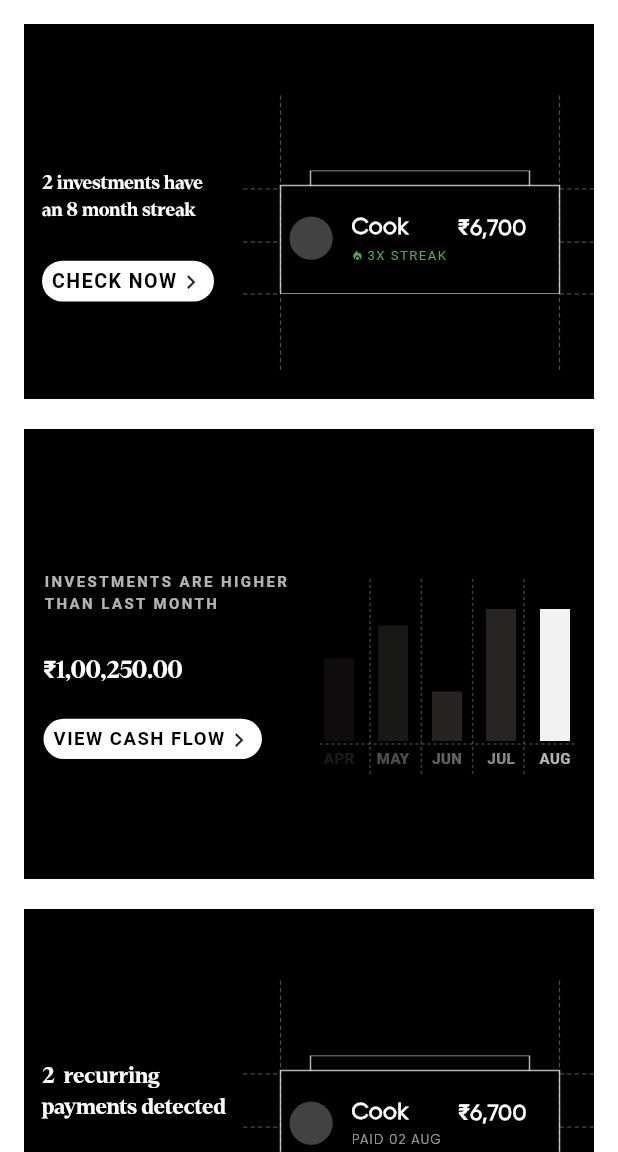
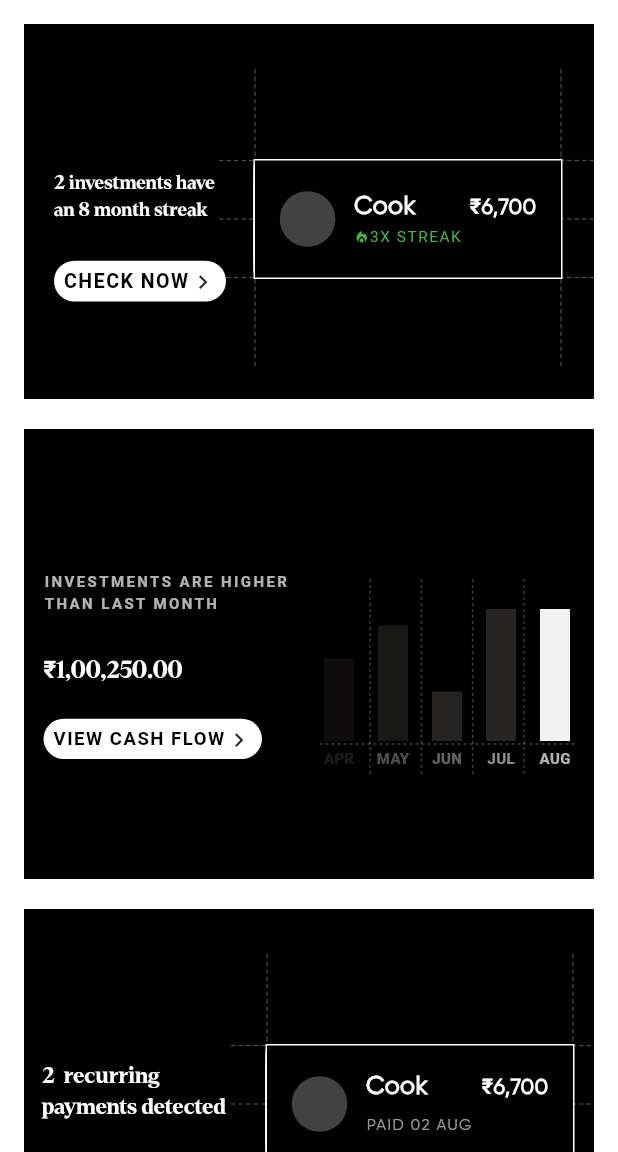
Before and after one commit to StumatoXPlum/Plum_ClientSide, a Flutter app: the screen it shows after launch, on a phone screen of 412 x 824 dp, the part 84-1236 px from its top. Run offline on Flutter 3.47's test engine with Material 3 defaults, Android fonts, the light colour scheme and no system bars; drawn by our look-alikes of fl_chart; our stand-ins replace device_preview_plus, flutter_svg, flutter_swiper_view, rive.

Commit message:
card swipe

```diff
--- a/lib/Recurring/Model/recurring_model.dart
+++ b/lib/Recurring/Model/recurring_model.dart
@@ -1,5 +1,3 @@
-import 'package:task1/Recurring/View%20Model/recurring_vm.dart';
-
 class RecurringModel {
   final String count;
   final String type;
@@ -31,12 +29,3 @@ class RecurringModel {
     };
   }
 }
-
-class DummyRecurringData {
-  static RecurringVm getMockRecurringData() => RecurringVm(
-        count: '2',
-        type: 'Cook',
-        amount: '₹6,700',
-        date: '02 AUG',
-      );
-}
--- a/lib/Recurring/View Model/recurring_vm.dart
+++ b/lib/Recurring/View Model/recurring_vm.dart
@@ -11,3 +11,26 @@ class RecurringVm {
     required this.date,
   });
 }
+
+class DummyRecurringData {
+  static List<RecurringVm> getDummyRecurringData() => [
+        RecurringVm(
+          count: '2',
+          type: 'Cook',
+          amount: '₹6,700',
+          date: '02 AUG',
+        ),
+        RecurringVm(
+          count: '3',
+          type: 'Fuel',
+          amount: '₹2,700',
+          date: '15 SEP',
+        ),
+        RecurringVm(
+          count: '1',
+          type: 'Wifi',
+          amount: '₹3,000',
+          date: '10 OCT',
+        ),
+      ];
+}
--- a/lib/Recurring/View/recurring_payment_screen.dart
+++ b/lib/Recurring/View/recurring_payment_screen.dart
@@ -1,9 +1,8 @@
 import 'package:flutter/material.dart';
-import 'package:task1/Recurring/Model/recurring_model.dart';
+import 'package:flutter_swiper_view/flutter_swiper_view.dart';
 import 'package:task1/Recurring/View%20Model/recurring_vm.dart';
 import 'package:task1/Utils/fonts/fonts.dart';
 import 'package:task1/Utils/fonts/text_scaling.dart';
-import 'package:task1/Utils/painters/custom_container.dart';
 import 'package:task1/Utils/painters/guidelines_painter.dart';
 
 class RecurringPaymentScreen extends StatelessWidget {
@@ -19,7 +18,7 @@ class RecurringPaymentScreen extends StatelessWidget {
   final String? amount;
   final String? date;
   final VoidCallback? onCheckNowPressed;
-  final recurringData = DummyRecurringData.getMockRecurringData();
+  final recurringDummyData = DummyRecurringData.getDummyRecurringData();
 
   @override
   Widget build(BuildContext context) {
@@ -32,21 +31,34 @@ class RecurringPaymentScreen extends StatelessWidget {
           padding: const EdgeInsets.symmetric(horizontal: 12.0),
           child: Stack(
             children: [
-              // Left content column
               Positioned(
                 bottom: 55,
                 child: LeftColumn(
-                    data: recurringData,
-                  )),
-              // Right side: custom painted container
+                  data: recurringDummyData,
+                ),
+              ),
               Positioned(
                 right: 1,
                 bottom: 70,
                 child: CustomPaint(
                   painter: GuidelinesPainter(),
-                  child: ContainerData(
-                    width: MediaQuery.of(context).size.width * 0.5,
-                    data: recurringData,
+                  child: SizedBox(
+                    width: MediaQuery.of(context).size.width * 0.50,
+                    height: 100,
+                    child: Swiper(
+                        scrollDirection: Axis.vertical,
+                        layout: SwiperLayout.STACK,
+                        itemCount: recurringDummyData.length,
+                        loop: true,
+                        autoplay: true,
+                        duration: 1000,
+                        itemWidth: MediaQuery.of(context).size.width * 0.50,
+                        itemHeight: 80,
+                        itemBuilder: (context, index) {
+                          return ContainerData(
+                            recurringData: recurringDummyData[index],
+                          );
+                        }),
                   ),
                 ),
               ),
@@ -59,80 +71,89 @@ class RecurringPaymentScreen extends StatelessWidget {
 }
 
 class ContainerData extends StatelessWidget {
-  final double width;
-  const ContainerData({super.key, required this.width, required this.data});
+  final RecurringVm recurringData;
+  const ContainerData({super.key, required this.recurringData});
 
-  final RecurringVm data;
   @override
   Widget build(BuildContext context) {
-    double screenWidth = MediaQuery.of(context).size.width;
-    double screenHeight = MediaQuery.of(context).size.height;
-    double containerHeight = screenHeight * 0.10;
-    return ClipRRect(
-      borderRadius: BorderRadius.circular(12),
-      child: CustomPaint(
-        painter: CustomContainer(width, containerHeight),
-        child: Container(
-          width: width,
+    final size = MediaQuery.of(context).size;
+    final containerHeight = size.height * 0.1;
+    final circleSize = containerHeight * 0.45;
+    final horizontalPadding = size.width * 0.04;
+    final verticalPadding = containerHeight * 0.15;
+    final titleSize = size.width * 0.04;
+    final amountSize = size.width * 0.035;
+    final dateSize = size.width * 0.025;
+
+    return Container(
       height: containerHeight,
-          padding: const EdgeInsets.fromLTRB(16, 20, 10, 12),
+      decoration: BoxDecoration(
+        color: Colors.black,
+        border: Border.all(color: Colors.white, width: 1),
+      ),
+      padding: EdgeInsets.symmetric(
+        vertical: verticalPadding,
+        horizontal: horizontalPadding,
+      ),
       child: Row(
+        mainAxisAlignment: MainAxisAlignment.start,
+        crossAxisAlignment: CrossAxisAlignment.center,
         children: [
           Container(
-                width: screenWidth * 0.07,
-                height: screenWidth * 0.07,
+            width: circleSize,
+            height: circleSize,
             decoration: BoxDecoration(
               shape: BoxShape.circle,
               color: Colors.grey[800],
             ),
           ),
-              SizedBox(width: screenWidth * 0.03),
+          SizedBox(width: horizontalPadding * 0.75),
           Expanded(
             child: Column(
+              mainAxisAlignment: MainAxisAlignment.center,
               crossAxisAlignment: CrossAxisAlignment.start,
-                  mainAxisAlignment: MainAxisAlignment.center,
               children: [
                 Row(
                   children: [
-                        Flexible(
+                    Expanded(
+                      flex: 3,
                       child: Text(
-                            data.type,
+                        recurringData.type,
                         style: AppTextStyles.gilroyBold.copyWith(
                           color: Colors.white,
-                              fontSize: screenWidth * 0.035,
+                          fontSize: titleSize,
                         ),
-                            textScaler: TextScaler.linear(
-                                ScaleSize.textScaleFactor(context)),
                         overflow: TextOverflow.ellipsis,
                         maxLines: 1,
                       ),
                     ),
-                        SizedBox(width: screenWidth * 0.08),
-                        Flexible(
+                    Container(
+                      constraints: BoxConstraints(
+                        maxWidth: size.width * 0.25,
+                        minWidth: size.width * 0.15,
+                      ),
                       child: Text(
-                            data.amount,
+                        recurringData.amount,
                         style: AppTextStyles.gilroyRegular.copyWith(
                           color: Colors.white,
-                              fontSize: 14,
+                          fontSize: amountSize,
                           fontWeight: FontWeight.bold,
                         ),
-                            textScaler: TextScaler.linear(
-                                ScaleSize.textScaleFactor(context)),
-                            overflow: TextOverflow.ellipsis,
+                        textAlign: TextAlign.right,
+                        softWrap: false,
+                        overflow: TextOverflow.visible,
                       ),
                     ),
                   ],
                 ),
-                    SizedBox(height: screenHeight * 0.002),
+                SizedBox(height: verticalPadding * 0.5),
                 Text(
-                      'PAID ${data.date}',
+                  'PAID ${recurringData.date}',
                   style: AppTextStyles.gilroyRegular.copyWith(
                     color: Colors.white60,
-                        fontSize: 8,
+                    fontSize: dateSize,
                     letterSpacing: 1,
                   ),
-                      textScaler:
-                          TextScaler.linear(ScaleSize.textScaleFactor(context)),
                   overflow: TextOverflow.ellipsis,
                 ),
               ],
@@ -140,24 +161,22 @@ class ContainerData extends StatelessWidget {
           ),
         ],
       ),
-        ),
-      ),
     );
   }
 }
 
 class LeftColumn extends StatelessWidget {
-  final RecurringVm data;
+  final List<RecurringVm> data;
   const LeftColumn({super.key, required this.data});
 
   @override
   Widget build(BuildContext context) {
     return Column(
       crossAxisAlignment: CrossAxisAlignment.start,
-      mainAxisAlignment: MainAxisAlignment.center, // Center vertically
+      mainAxisAlignment: MainAxisAlignment.center,
       children: [
         Text(
-          "${data.count}  recurring\npayments detected",
+          "${data[0].count}  recurring\npayments detected",
           style: AppTextStyles.dentonBold.copyWith(
             fontSize: 14,
             color: Colors.white,
--- a/lib/Streaks/View Modal/streaks_vm.dart
+++ b/lib/Streaks/View Modal/streaks_vm.dart
@@ -15,11 +15,27 @@ class StreaksVm {
 }
 
 class DummyStreaksData {
-  static StreaksVm getDummyStreaksData() => StreaksVm(
+  static List<StreaksVm> getDummyStreaksData() => [
+    StreaksVm(
         type: 'Cook',
         amount: '₹6,700',
         streakCount: '3',
         investmentCount: '2',
         monthCount: '8',
-      );
+      ),
+    StreaksVm(
+        type: 'Shopping',
+        amount: '₹1,700',
+        streakCount: '2',
+        investmentCount: '2',
+        monthCount: '8',
+      ),
+    StreaksVm(
+        type: 'Rent',
+        amount: '₹5,700',
+        streakCount: '3',
+        investmentCount: '2',
+        monthCount: '8',
+      ),
+  ];
 }
--- a/lib/Streaks/View/streak_screen.dart
+++ b/lib/Streaks/View/streak_screen.dart
@@ -1,8 +1,8 @@
 import 'package:flutter/material.dart';
+import 'package:flutter_swiper_view/flutter_swiper_view.dart';
 import 'package:task1/Streaks/View%20Modal/streaks_vm.dart';
 import 'package:task1/Utils/fonts/fonts.dart';
 import 'package:task1/Utils/fonts/text_scaling.dart';
-import 'package:task1/Utils/painters/custom_container.dart';
 import 'package:task1/Utils/painters/guidelines_painter.dart';
 
 class StreakScreen extends StatelessWidget {
@@ -28,7 +28,7 @@ class StreakScreen extends StatelessWidget {
         width: double.infinity,
         decoration: const BoxDecoration(color: Colors.black),
         child: Padding(
-          padding: const EdgeInsets.symmetric(horizontal: 12.0),
+          padding: const EdgeInsets.symmetric(horizontal: 20.0),
           child: Stack(
             children: [
               // Left content column
@@ -36,16 +36,32 @@ class StreakScreen extends StatelessWidget {
                 bottom: 65,
                 child: LeftColumn(
                   data: streakDummyData,
-                  )),
+                ),
+              ),
               // Right side: custom painted card
               Positioned(
                 right: 1,
                 bottom: 70,
                 child: CustomPaint(
                   painter: GuidelinesPainter(),
-                  child: CustomCard(
-                    width: MediaQuery.of(context).size.width * 0.5,
-                    streakData: streakDummyData,
+                  child: SizedBox(
+                    width: MediaQuery.of(context).size.width * 0.50,
+                    height: 100,
+                    child: Swiper(
+                      scrollDirection: Axis.vertical,
+                      layout: SwiperLayout.STACK,
+                      itemCount: streakDummyData.length,
+                      loop: true,
+                      autoplay: true,
+                      duration: 1000,
+                      itemWidth: MediaQuery.of(context).size.width * 0.50,
+                      itemHeight: 80,
+                      itemBuilder: (context, index) {
+                        return CustomCard(
+                          streakData: streakDummyData[index],
+                        );
+                      },
+                    ),
                   ),
                 ),
               ),
@@ -58,89 +74,96 @@ class StreakScreen extends StatelessWidget {
 }
 
 class CustomCard extends StatelessWidget {
-  final double width;
   final StreaksVm streakData;
-  const CustomCard({super.key, required this.width, required this.streakData});
+  const CustomCard({super.key, required this.streakData});
 
   @override
   Widget build(BuildContext context) {
-    double screenWidth = MediaQuery.of(context).size.width;
-    double screenHeight = MediaQuery.of(context).size.height;
-    double containerHeight = screenHeight * 0.10;
+    final size = MediaQuery.of(context).size;
+    final containerHeight = size.height * 0.1;
+    final circleSize = containerHeight * 0.45;
+    final horizontalPadding = size.width * 0.04;
+    final verticalPadding = containerHeight * 0.15;
+    final titleSize = size.width * 0.04;
+    final amountSize = size.width * 0.035;
+    final streakSize = size.width * 0.025;
 
-    return ClipRRect(
-      borderRadius: BorderRadius.circular(12),
-      child: CustomPaint(
-        painter: CustomContainer(width, containerHeight),
-        child: Container(
-          width: width,
-          height: containerHeight,
-          padding: const EdgeInsets.fromLTRB(16, 20, 10, 12),
+    return Container(
+      decoration: BoxDecoration(
+        color: Colors.black,
+        border: Border.all(color: Colors.white, width: 1),
+      ),
+      padding: EdgeInsets.symmetric(
+        vertical: verticalPadding,
+        horizontal: horizontalPadding,
+      ),
       child: Row(
+        mainAxisAlignment: MainAxisAlignment.start,
+        crossAxisAlignment: CrossAxisAlignment.center,
         children: [
           Container(
-                width: screenWidth * 0.07,
-                height: screenWidth * 0.07,
+            width: circleSize,
+            height: circleSize,
             decoration: BoxDecoration(
               shape: BoxShape.circle,
               color: Colors.grey[800],
             ),
           ),
-              SizedBox(width: screenWidth * 0.03),
+          SizedBox(width: horizontalPadding * 0.75),
           Expanded(
             child: Column(
+              mainAxisAlignment: MainAxisAlignment.center,
               crossAxisAlignment: CrossAxisAlignment.start,
-                  mainAxisAlignment: MainAxisAlignment.center,
               children: [
                 Row(
                   children: [
-                        Flexible(
+                    Expanded(
+                      flex: 3,
                       child: Text(
                         streakData.type,
                         style: AppTextStyles.gilroyBold.copyWith(
                           color: Colors.white,
-                              fontSize: screenWidth * 0.035,
+                          fontSize: titleSize,
                         ),
-                            textScaler: TextScaler.linear(
-                                ScaleSize.textScaleFactor(context)),
                         overflow: TextOverflow.ellipsis,
+                        maxLines: 1,
                       ),
                     ),
-                        SizedBox(width: screenWidth * 0.08),
-                        Flexible(
+                    Container(
+                      constraints: BoxConstraints(
+                        maxWidth: size.width * 0.25,
+                        minWidth: size.width * 0.15,
+                      ),
                       child: Text(
                         streakData.amount,
                         style: AppTextStyles.gilroyRegular.copyWith(
                           color: Colors.white,
-                              fontSize: 14,
+                          fontSize: amountSize,
                           fontWeight: FontWeight.bold,
                         ),
                         textAlign: TextAlign.right,
-                            textScaler: TextScaler.linear(
-                                ScaleSize.textScaleFactor(context)),
-                            overflow: TextOverflow.ellipsis,
+                        softWrap: false,
+                        overflow: TextOverflow.visible,
                       ),
                     ),
                   ],
                 ),
-                    SizedBox(height: screenHeight * 0.002),
                 Row(
                   children: [
                     Icon(
                       Icons.local_fire_department,
                       color: Colors.green,
-                          size: screenWidth * 0.020,
+                      size: streakSize,
                     ),
-                        SizedBox(width: screenWidth * 0.005),
-                        Text(
+                    Flexible(
+                      child: Text(
                         '${streakData.streakCount}X STREAK',
                         style: TextStyle(
                           color: Colors.green,
-                            fontSize: screenWidth * 0.020,
+                          fontSize: streakSize,
                           letterSpacing: 1,
                         ),
-                          textScaler: TextScaler.linear(
-                              ScaleSize.textScaleFactor(context)),
+                      ),
                     ),
                   ],
                 ),
@@ -149,14 +172,12 @@ class CustomCard extends StatelessWidget {
           ),
         ],
       ),
-        ),
-      ),
     );
   }
 }
 
 class LeftColumn extends StatelessWidget {
-  final StreaksVm data;
+  final List<StreaksVm> data;
   const LeftColumn({super.key, required this.data});
 
   @override
@@ -166,7 +187,7 @@ class LeftColumn extends StatelessWidget {
       mainAxisAlignment: MainAxisAlignment.center, // Center vertically
       children: [
         Text(
-          "${data.investmentCount} investments have\nan ${data.monthCount} month streak",
+          "${data[0].investmentCount} investments have\nan ${data[0].monthCount} month streak",
           style: AppTextStyles.dentonBold.copyWith(
             fontSize: 12,
             color: Colors.white,
--- a/lib/Utils/painters/guidelines_painter.dart
+++ b/lib/Utils/painters/guidelines_painter.dart
@@ -11,38 +11,35 @@ class GuidelinesPainter extends CustomPainter {
     final dashWidth = 3.0;
     final dashSpace = 2.0;
 
-
     double y = -50;
     while (y < size.height + 50) {
-
       canvas.drawLine(
-        Offset(10, y),
-        Offset(10, y + dashWidth),
+        Offset(1, y),
+        Offset(1, y + dashWidth),
         paint,
       );
 
       canvas.drawLine(
-        Offset(size.width - 10, y),
-        Offset(size.width - 10, y + dashWidth),
+        Offset(size.width - 1, y),
+        Offset(size.width - 1, y + dashWidth),
         paint,
       );
       y += dashWidth + dashSpace;
     }
 
-
     final horizontalLinePositions = [
-      size.height * 0.15,
-      size.height * 0.58,
-      size.height * 1,
+      size.height * 0.11,
+      size.height * 0.50,
+      size.height * 0.89,
     ];
 
     final horizontalLineLength = 25.0;
 
     for (final position in horizontalLinePositions) {
       // Left horizontal dotted line (extending to the left)
-      double x = 10 -
+      double x = 2 -
           horizontalLineLength; // Start from the left edge and extend outward
-      while (x < 10) {
+      while (x < 2) {
         // Draw until the left edge of the container
         canvas.drawLine(
           Offset(x, position),
@@ -53,8 +50,8 @@ class GuidelinesPainter extends CustomPainter {
       }
 
       // Right horizontal dotted line (extending to the right)
-      x = size.width - 10; // Start from the right edge of the container
-      while (x < size.width - 10 + horizontalLineLength) {
+      x = size.width - 2; // Start from the right edge of the container
+      while (x < size.width - 2 + horizontalLineLength) {
         // Draw until the end of the extended line
         canvas.drawLine(
           Offset(x, position),
--- a/pubspec.yaml
+++ b/pubspec.yaml
@@ -42,6 +42,7 @@ dependencies:
   device_preview: ^1.2.0
   device_preview_plus:
   auto_size_text: ^3.0.0
+  flutter_swiper_view: ^1.1.8
 
 dev_dependencies:
   flutter_test:
```
Also changed, not shown: pubspec.lock. Lines whose indentation alone changed are shown as unchanged.
